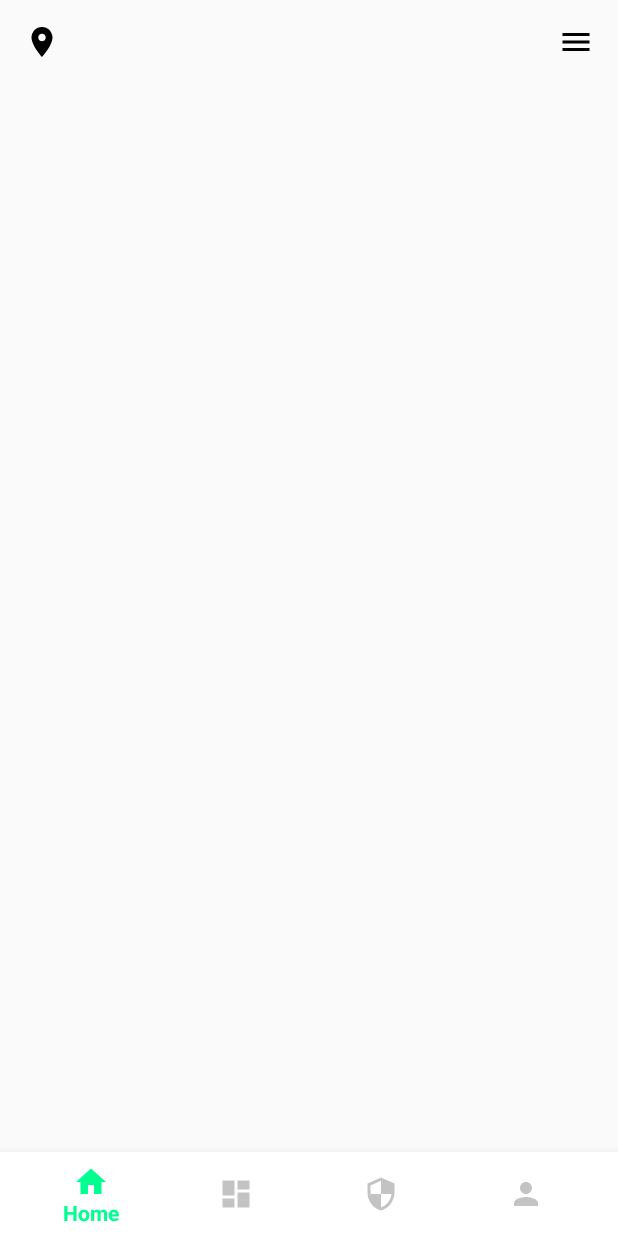
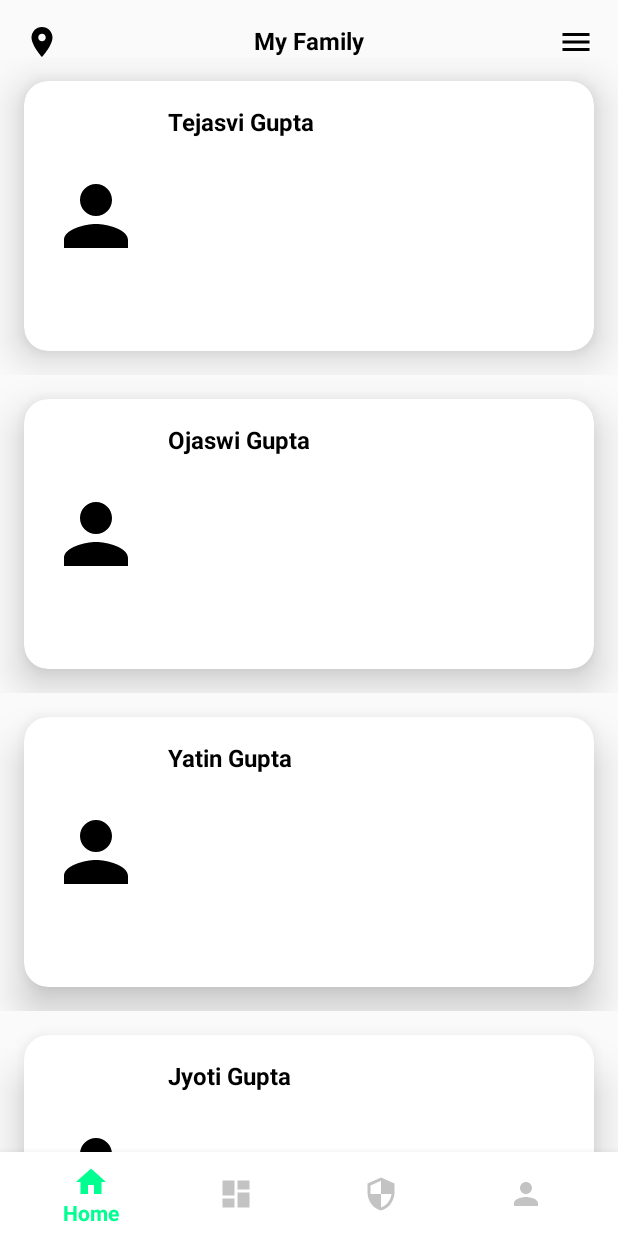
Before and after one commit to tejasvi98/MyFamily, an Android app: the screen it shows after launch (MainActivity), on a phone screen of 412 x 824 dp. Run offline under Robolectric (Android 15) with nearby library versions, the phone set to English and light mode, and no system bars.

Commit message:
recyclerview adapter

```diff
--- a/app/src/main/java/com/example/myfamily/HomeFragment.kt
+++ b/app/src/main/java/com/example/myfamily/HomeFragment.kt
@@ -5,6 +5,8 @@ import androidx.fragment.app.Fragment
 import android.view.LayoutInflater
 import android.view.View
 import android.view.ViewGroup
+import androidx.recyclerview.widget.LinearLayoutManager
+import androidx.recyclerview.widget.RecyclerView
 
 
 class HomeFragment : Fragment() {
@@ -23,6 +25,27 @@ class HomeFragment : Fragment() {
         return inflater.inflate(R.layout.fragment_home, container, false)
     }
 
+    override fun onViewCreated(view: View, savedInstanceState: Bundle?) {
+        super.onViewCreated(view, savedInstanceState)
+
+        val listMembers = listOf<MemberModel>(
+            MemberModel("Tejasvi Gupta"),
+            MemberModel("Ojaswi Gupta"),
+            MemberModel("Yatin Gupta"),
+            MemberModel("Jyoti Gupta"),
+            MemberModel("Vinod Kumar Gupta"),
+            MemberModel("Nirmal Gupta")
+        )
+
+        val adapter = MemberAdapter(listMembers)
+
+        val recycler = requireView().findViewById<RecyclerView>(R.id.rv_members)
+        recycler.layoutManager = LinearLayoutManager(requireContext())
+//        recycler.setHasFixedSize(true)
+        recycler.adapter = adapter
+
+    }
+
     companion object {
 
         @JvmStatic
--- a/app/src/main/java/com/example/myfamily/MainActivity.kt
+++ b/app/src/main/java/com/example/myfamily/MainActivity.kt
@@ -4,6 +4,7 @@ import androidx.appcompat.app.AppCompatActivity
 import android.os.Bundle
 import androidx.fragment.app.Fragment
 import com.google.android.material.bottomnavigation.BottomNavigationView
+
 
 class MainActivity : AppCompatActivity() {
     override fun onCreate(savedInstanceState: Bundle?) {
@@ -15,21 +16,25 @@ class MainActivity : AppCompatActivity() {
 
         bottomBar.setOnItemSelectedListener {
 
-            if(it.itemId == R.id.itGuard){
+            when (it.itemId) {
+                R.id.itGuard -> {
                     inflateFragment(GuardFragment())
                 }
-            else if(it.itemId == R.id.itHome){
+                R.id.itHome -> {
                     inflateFragment(HomeFragment())
                 }
-            else if(it.itemId == R.id.itDashboard){
+                R.id.itDashboard -> {
                     inflateFragment(DashboardFragment())
                 }
-            else if(it.itemId == R.id.itProfile){
+                R.id.itProfile -> {
                     inflateFragment(ProfileFragment())
+                }
             }
 
             true
         }
+
+        bottomBar.selectedItemId = R.id.itHome  // it makes home option in bottom navigation always selected
     }
 
     private fun inflateFragment(newInstance : Fragment) {
--- /dev/null
+++ b/app/src/main/java/com/example/myfamily/MemberAdapter.kt
@@ -0,0 +1,38 @@
+package com.example.myfamily
+
+import android.util.Log
+import android.view.LayoutInflater
+import android.view.View
+import android.view.ViewGroup
+import android.widget.ImageView
+import android.widget.TextView
+import androidx.recyclerview.widget.RecyclerView
+
+class MemberAdapter(private val listMembers: List<MemberModel>) : RecyclerView.Adapter<MemberAdapter.ViewHolder>() {
+
+    override fun onCreateViewHolder(parent: ViewGroup, viewType: Int): ViewHolder {
+        val inflater = LayoutInflater.from(parent.context)
+        val item = inflater.inflate(R.layout.item_member,parent,false)
+
+        return ViewHolder(item)
+    }
+
+    override fun onBindViewHolder(holder: ViewHolder, position: Int) {
+
+        val item = listMembers[position]
+        holder.userName.text = item.name
+
+    }
+
+    override fun getItemCount(): Int {
+        return listMembers.size
+    }
+
+    class ViewHolder(val item : View) : RecyclerView.ViewHolder(item) {
+        val imageUser = item.findViewById<ImageView>(R.id.iv_img_user)
+        val userName = item.findViewById<TextView>(R.id.tv_user_name)
+
+
+    }
+
+}
--- /dev/null
+++ b/app/src/main/java/com/example/myfamily/MemberModel.kt
@@ -0,0 +1,5 @@
+package com.example.myfamily
+
+data class MemberModel(
+    val name : String
+)
--- a/app/src/main/res/layout/activity_main.xml
+++ b/app/src/main/res/layout/activity_main.xml
@@ -7,32 +7,11 @@
     tools:context=".MainActivity">
 
 
-    <ImageView
-        android:id="@+id/ivLocation"
-        android:layout_width="wrap_content"
-        android:layout_height="wrap_content"
-        android:layout_margin="@dimen/dimen_16"
-        android:layout_marginTop="16dp"
-        android:src="@drawable/ic_location"
-        app:layout_constraintHorizontal_bias="0.11"
-        app:layout_constraintStart_toStartOf="parent"
-        app:layout_constraintTop_toTopOf="parent" />
-
-    <ImageView
-        android:id="@+id/ivMenu"
-        android:layout_width="wrap_content"
-        android:layout_height="wrap_content"
-        android:layout_margin="@dimen/dimen_16"
-        android:layout_marginTop="16dp"
-        android:src="@drawable/ic_dots_menu"
-        app:layout_constraintEnd_toEndOf="parent"
-        app:layout_constraintHorizontal_bias="0.889"
-        app:layout_constraintTop_toTopOf="parent" />
-
     <FrameLayout
         android:id="@+id/container"
         android:layout_width="match_parent"
         android:layout_height="0dp"
+        app:layout_constraintBottom_toTopOf="@+id/bottom_bar"
         app:layout_constraintTop_toTopOf="parent" />
 
 
--- a/app/src/main/res/layout/fragment_home.xml
+++ b/app/src/main/res/layout/fragment_home.xml
@@ -19,5 +19,36 @@
         app:layout_constraintStart_toStartOf="parent"
         app:layout_constraintTop_toTopOf="parent" />
 
+    <ImageView
+        android:id="@+id/ivLocation"
+        android:layout_width="wrap_content"
+        android:layout_height="wrap_content"
+        android:layout_margin="@dimen/dimen_16"
+        android:layout_marginTop="16dp"
+        android:src="@drawable/ic_location"
+        app:layout_constraintHorizontal_bias="0.11"
+        app:layout_constraintStart_toStartOf="parent"
+        app:layout_constraintTop_toTopOf="parent" />
+
+    <ImageView
+        android:id="@+id/ivMenu"
+        android:layout_width="wrap_content"
+        android:layout_height="wrap_content"
+        android:layout_margin="@dimen/dimen_16"
+        android:layout_marginTop="16dp"
+        android:src="@drawable/ic_dots_menu"
+        app:layout_constraintEnd_toEndOf="parent"
+        app:layout_constraintHorizontal_bias="0.889"
+        app:layout_constraintTop_toTopOf="parent" />
+
+    <androidx.recyclerview.widget.RecyclerView
+        android:id="@+id/rv_members"
+        tools:listitem="@layout/item_member"
+        android:layout_width="match_parent"
+        android:layout_height="0dp"
+        app:layout_constraintBottom_toBottomOf="parent"
+        app:layout_constraintTop_toBottomOf="@+id/tvSecurity"
+        tools:layout_editor_absoluteX="0dp" />
+
 
 </androidx.constraintlayout.widget.ConstraintLayout>
--- /dev/null
+++ b/app/src/main/res/layout/item_member.xml
@@ -0,0 +1,44 @@
+<?xml version="1.0" encoding="utf-8"?>
+<androidx.constraintlayout.widget.ConstraintLayout xmlns:android="http://schemas.android.com/apk/res/android"
+    xmlns:app="http://schemas.android.com/apk/res-auto"
+    xmlns:tools="http://schemas.android.com/tools"
+    android:layout_width="match_parent"
+    android:layout_height="wrap_content">
+
+    <com.google.android.material.card.MaterialCardView
+        android:id="@+id/mcv_card"
+        android:layout_width="match_parent"
+        android:background="@color/purple_200"
+        android:layout_height="@dimen/dimen_180"
+        android:layout_margin="@dimen/dimen_16"
+        app:cardCornerRadius="@dimen/dimen_16"
+        app:cardElevation="@dimen/dimen_16"
+        app:layout_constraintBottom_toBottomOf="parent"
+        app:layout_constraintTop_toTopOf="parent"
+        tools:layout_editor_absoluteX="0dp" />
+
+    <ImageView
+        android:id="@+id/iv_img_user"
+        android:layout_width="@dimen/dimen_64"
+        android:layout_height="@dimen/dimen_64"
+        android:layout_margin="@dimen/dimen_16"
+        android:elevation="@dimen/dimen_16"
+        android:src="@drawable/ic_profile"
+        app:layout_constraintBottom_toBottomOf="@+id/mcv_card"
+        app:layout_constraintStart_toStartOf="@+id/mcv_card"
+        app:layout_constraintTop_toTopOf="@+id/mcv_card" />
+
+    <TextView
+        android:id="@+id/tv_user_name"
+        android:layout_width="wrap_content"
+        android:layout_height="wrap_content"
+        android:layout_margin="@dimen/dimen_16"
+        android:elevation="@dimen/dimen_16"
+        android:text="Tejasvi Gupta"
+        android:textColor="@color/black"
+        android:textSize="@dimen/dimen_16_sp"
+        android:textStyle="bold"
+        app:layout_constraintStart_toEndOf="@+id/iv_img_user"
+        app:layout_constraintTop_toTopOf="@+id/mcv_card" />
+
+</androidx.constraintlayout.widget.ConstraintLayout>
--- a/app/src/main/res/values/dimens.xml
+++ b/app/src/main/res/values/dimens.xml
@@ -6,4 +6,5 @@
     <dimen name="dimen_24_sp">24sp</dimen>
     <dimen name="dimen_0">0dp</dimen>
     <dimen name="dimen_96">96dp</dimen>
+    <dimen name="dimen_64">64dp</dimen>
 </resources>
```
Lines whose indentation alone changed are shown as unchanged.
